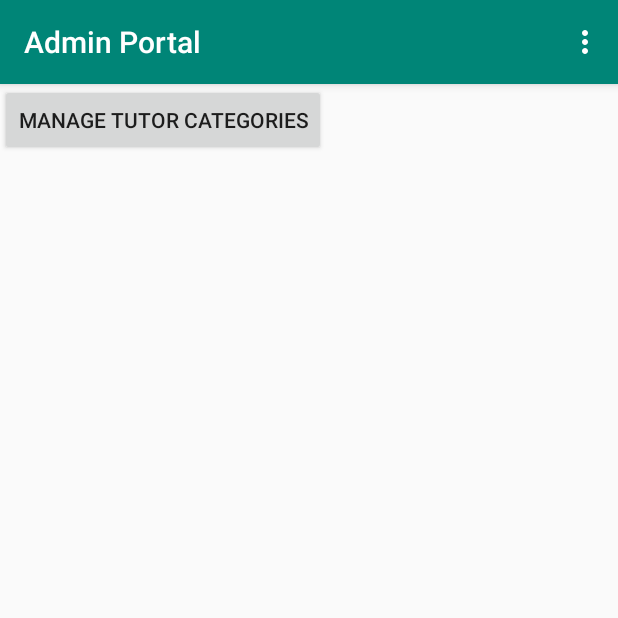
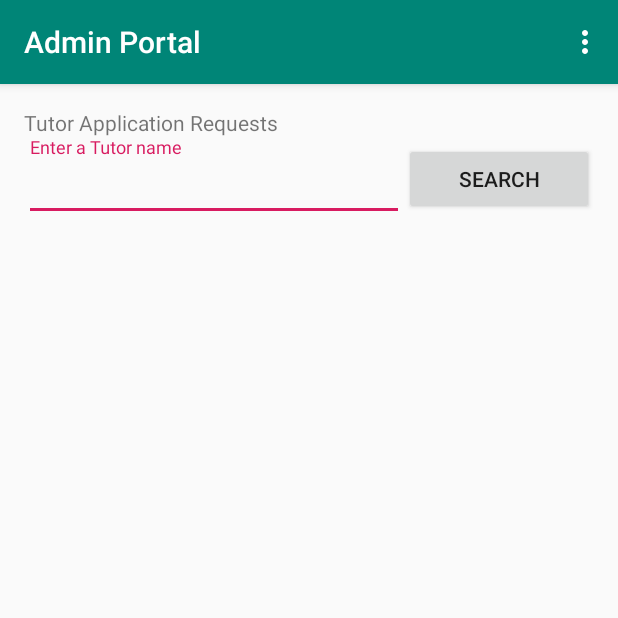
Before and after one commit to SteedZH/Android, an Android app: the screen it shows after launch (AdminMainActivity), on a phone screen of 412 x 824 dp, the top half of it. Run offline under Robolectric (Android 15) with nearby library versions, the phone set to English and light mode, and no system bars.

Commit message:
Implemented Backend Framework (App Configs and User handling)

```diff
--- a/app/app/src/main/java/com/example/comp6239/AdminMainActivity.java
+++ b/app/app/src/main/java/com/example/comp6239/AdminMainActivity.java
@@ -13,15 +13,12 @@ import java.util.List;
 
 public class AdminMainActivity extends AppCompatActivity {
 
-    private String username;
     private List<Tutor> tutorRequests;
 
     @Override
     protected void onCreate(Bundle savedInstanceState) {
         super.onCreate(savedInstanceState);
         setContentView(R.layout.activity_admin_main);
-
-        username = "TO BE COMPLETED";
     }
 
     @Override
@@ -29,7 +26,7 @@ public class AdminMainActivity extends AppCompatActivity {
         MenuInflater inflater = getMenuInflater();
         inflater.inflate(R.menu.menu_admin_main, menu);
         MenuItem btnLogout = menu.findItem(R.id.menuLogout);
-        btnLogout.setTitle(getResources().getString(R.string.action_logout) + " (" + username + ")");
+        btnLogout.setTitle(getResources().getString(R.string.action_logout) + " (" + AppUser.getUsername() + ")");
         return true;
     }
 
@@ -52,6 +49,8 @@ public class AdminMainActivity extends AppCompatActivity {
     }
 
     public void logout() {
+        AppUser.logout();
+
         Intent intent = new Intent(AdminMainActivity.this, LoginActivity.class);
         startActivity(intent);
         finish();
--- /dev/null
+++ b/app/app/src/main/java/com/example/comp6239/AppUser.java
@@ -0,0 +1,29 @@
+package com.example.comp6239;
+
+public class AppUser {
+    private static int permission = 0;
+
+    private static String username = "Dunno";
+    private static String email = "email@dunno.com";
+    private static String authToken = "123456";
+
+    public static int getPermission() {return permission;}
+    public static String getUsername() {return username;}
+    public static String getEmail() {return email;}
+    public static String getAuthToken() {return authToken;}
+
+    public static void login(int permission, String username, String email, String authToken) {
+        AppUser.permission = permission;
+        AppUser.username = username;
+        AppUser.email = email;
+        AppUser.authToken = authToken;
+    }
+
+    public static void logout() {
+        AppUser.permission = 0;
+        AppUser.username = "";
+        AppUser.email = "";
+        AppUser.authToken = "";
+    }
+
+}
--- a/app/app/src/main/java/com/example/comp6239/TestActivity.java
+++ b/app/app/src/main/java/com/example/comp6239/TestActivity.java
@@ -42,5 +42,16 @@ public class TestActivity extends AppCompatActivity {
                 TestActivity.this.finish();
             }
         });
+
+        Button admin = findViewById(R.id.button11);
+        admin.setOnClickListener(new View.OnClickListener() {
+            @Override
+            public void onClick(View v) {
+                Intent intent = new Intent();
+                intent.setClass(TestActivity.this, AdminMainActivity.class);
+                startActivity(intent);
+                TestActivity.this.finish();
+            }
+        });
     }
 }
--- a/app/app/src/main/res/layout/activity_admin_main.xml
+++ b/app/app/src/main/res/layout/activity_admin_main.xml
@@ -1,16 +1,72 @@
 <?xml version="1.0" encoding="utf-8"?>
-<LinearLayout xmlns:android="http://schemas.android.com/apk/res/android"
-    xmlns:app="http://schemas.android.com/apk/res-auto"
-    xmlns:tools="http://schemas.android.com/tools"
+<RelativeLayout xmlns:android="http://schemas.android.com/apk/res/android"
+    android:id="@+id/student_main"
     android:layout_width="match_parent"
     android:layout_height="match_parent"
+    android:gravity="center_horizontal"
     android:orientation="vertical"
-    tools:context=".AdminMainActivity">
+    android:paddingLeft="@dimen/activity_horizontal_margin"
+    android:paddingTop="@dimen/activity_vertical_margin"
+    android:paddingRight="@dimen/activity_horizontal_margin"
+    android:paddingBottom="@dimen/activity_vertical_margin">
 
-    <Button
-        android:text="@string/action_manage_category"
-        android:onClick="manageCategory"
-        android:layout_width="wrap_content"
+    <TextView
+        android:id="@+id/title_tutor_application_requests"
+        android:text="@string/title_tutor_application_requests"
+        android:layout_alignParentTop="true"
+        android:layout_centerHorizontal="true"
+        android:layout_width="match_parent"
         android:layout_height="wrap_content" />
 
-</LinearLayout>
+    <LinearLayout
+        android:id="@+id/student_main_top"
+        android:layout_width="match_parent"
+        android:layout_height="wrap_content"
+        android:layout_below="@+id/title_tutor_application_requests"
+        android:layout_above="@+id/student_main_bottom"
+        android:layout_centerHorizontal="true"
+        android:gravity="center">
+
+        <android.support.design.widget.TextInputLayout
+            android:layout_width="match_parent"
+            android:layout_height="wrap_content"
+            android:layout_weight="1"
+            android:ems="10" >
+
+            <EditText
+                android:id="@+id/search_input"
+                android:layout_width="match_parent"
+                android:layout_height="wrap_content"
+                android:hint="@string/prompt_search_tutor"
+                android:imeActionId="6"
+                android:imeActionLabel="@string/action_sign_in_short"
+                android:imeOptions="actionUnspecified"
+                android:inputType="textPersonName"
+                android:maxLines="1"
+                android:singleLine="true" />
+
+        </android.support.design.widget.TextInputLayout>
+
+
+
+        <Button
+            android:id="@+id/search_button"
+            android:layout_width="match_parent"
+            android:layout_height="wrap_content"
+            android:layout_weight="2"
+            android:text="@string/action_search" />
+    </LinearLayout>
+
+    <LinearLayout
+        android:layout_width="match_parent"
+        android:layout_height="wrap_content"
+        android:layout_below="@+id/student_main_top"
+        android:layout_above="@+id/student_main_bottom">
+
+        <ListView
+            android:id="@+id/tutor_application_list"
+            android:layout_width="match_parent"
+            android:layout_height="match_parent" />
+    </LinearLayout>
+
+</RelativeLayout>
--- a/app/app/src/main/res/layout/activity_test.xml
+++ b/app/app/src/main/res/layout/activity_test.xml
@@ -23,4 +23,11 @@
         android:layout_height="wrap_content"
         android:layout_weight="1"
         android:text="tutor" />
+
+    <Button
+        android:id="@+id/button11"
+        android:layout_width="wrap_content"
+        android:layout_height="wrap_content"
+        android:layout_weight="1"
+        android:text="admin" />
 </LinearLayout>
--- a/app/app/src/main/res/values/strings.xml
+++ b/app/app/src/main/res/values/strings.xml
@@ -35,8 +35,11 @@
 
     <!-- Strings related to Admin Main -->
     <string name="title_admin_portal">Admin Portal</string>
+    <string name="title_tutor_application_requests">Tutor Application Requests</string>
     <string name="action_logout">Logout</string>
     <string name="action_manage_category">Manage Tutor Categories</string>
+    <string name="action_search">Search</string>
+    <string name="prompt_search_tutor">Enter a Tutor name</string>
 
 
     <string-array name="education_array">
```
